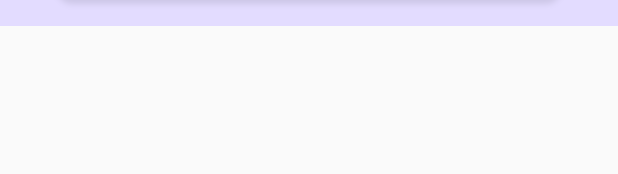
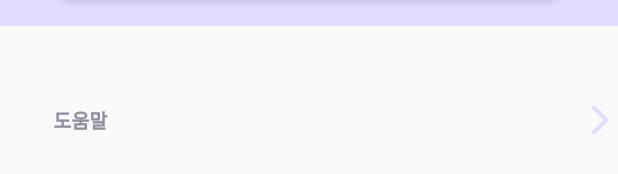
Before and after one commit to dlcodns/OSP_Prediction, a Flutter app: the My widget shown alone on an empty page, opened directly, on a phone screen of 412 x 824 dp. Shown: the part 469-643 px from the top of the screen. Run offline on Flutter 3.47's test engine with Material 2 defaults, Android fonts, the phone set to English and light mode, and no system bars; our stand-ins replace image_picker.

Commit message:
Feat: advice button (#32)

```diff
--- a/flutter_KMS/lib/mypage.dart
+++ b/flutter_KMS/lib/mypage.dart
@@ -195,6 +195,44 @@ class _MyPage extends State<My> {
             ),
           ),
         ),
+        Expanded(
+          child: SizedBox(height: 40),
+        ),
+
+        Expanded(
+          child: SizedBox(
+            height: 45,
+
+            child: Row(
+                mainAxisAlignment: MainAxisAlignment.spaceBetween,
+                children: [
+                  Flexible(
+                    flex: 1,
+                    child: SizedBox(),
+                  ),
+                  Flexible(
+                    flex: 17,
+                    child: Row(
+                      mainAxisAlignment: MainAxisAlignment.spaceBetween,
+                      children: const [
+                        Text('    도움말',
+                            style: TextStyle(
+                                color: Color(0xff918E9F),
+                                fontWeight: FontWeight.bold,
+                                fontSize: 13
+                            )
+                        ),
+                        Align(
+                            child: Icon(Icons.arrow_forward_ios,
+                              color: Color(0xffE3DCFF),)
+                        )
+                      ],
+                    ),
+                  )
+                ]
+            ),
+          ),
+        ),
       ],
     );
   }
```
